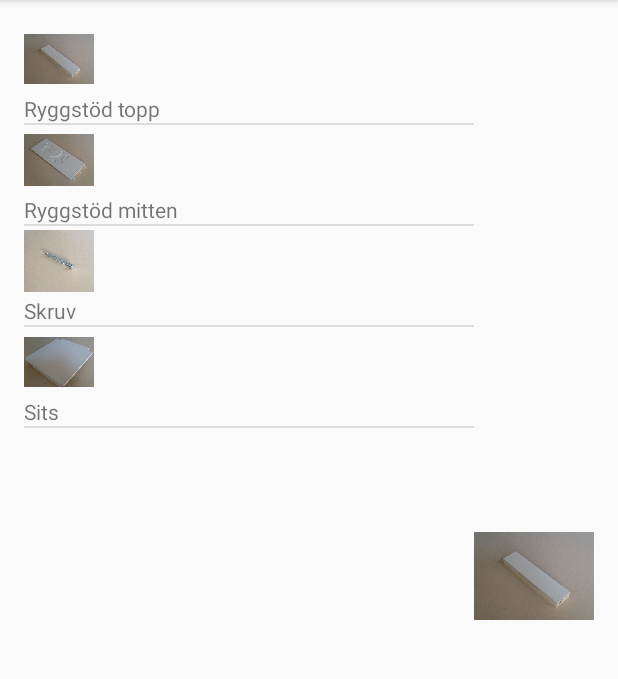
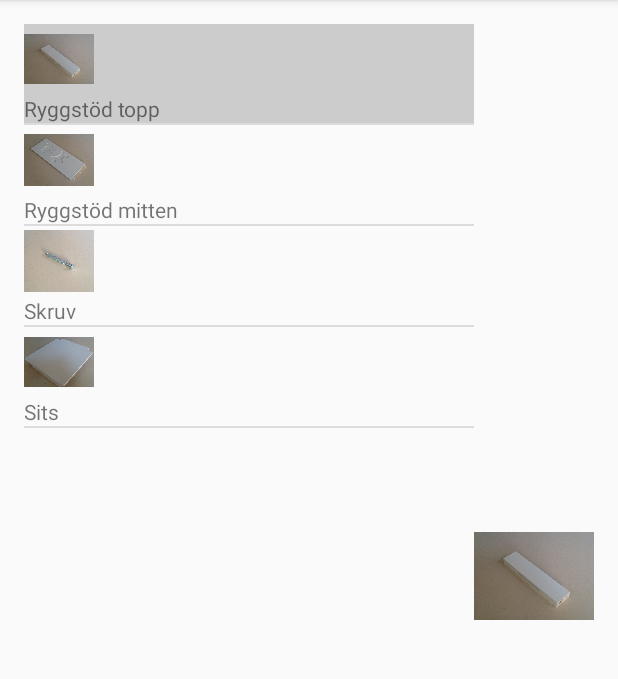
Before and after one commit to EmmaEdv/TBK, an Android app: the screen it shows after launch (MainActivity), after a tap on "Ryggstöd topp", on a phone screen of 412 x 824 dp, the part 84-763 px from its top. Run offline under Robolectric (Android 15) with nearby library versions, the light colour scheme and no system bars.

Commit message:
Listitems byter färg då man trycker

```diff
--- a/Projekt/app/src/main/java/com/example/viktor/agilprojektaugmentedreality/MainActivity.java
+++ b/Projekt/app/src/main/java/com/example/viktor/agilprojektaugmentedreality/MainActivity.java
@@ -3,6 +3,7 @@ package com.example.viktor.agilprojektaugmentedreality;
 import android.app.ListActivity;
 import android.support.v7.app.ActionBarActivity;
 import android.os.Bundle;
+import android.util.Log;
 import android.view.Menu;
 import android.view.MenuItem;
 import android.view.View;
@@ -29,7 +30,7 @@ public class MainActivity extends ActionBarActivity {
         setContentView(R.layout.activity_main);
 
         listView = (ListView) findViewById(R.id.listview);
-
+        listView.setChoiceMode(ListView.CHOICE_MODE_SINGLE);
 
         final ThumbnailAdapter adapter = new ThumbnailAdapter(this, generateData());
         listView.setAdapter(adapter);
@@ -40,6 +41,7 @@ public class MainActivity extends ActionBarActivity {
             public void onItemClick(AdapterView<?> parent, View view, int position, long id) {
 
                 iV.setImageResource(items.get(position).getResource());
+               listView.setItemChecked(position,true);
 
             }
         });
--- /dev/null
+++ b/Projekt/app/src/main/res/drawable/list_item_bg.xml
@@ -0,0 +1,6 @@
+<?xml version="1.0" encoding="utf-8"?>
+<selector xmlns:android="http://schemas.android.com/apk/res/android">
+    <!--aktivt listelement får annan färg -->
+<item android:state_activated="true" android:drawable="@color/custom_gray" />
+    <item android:drawable="@android:color/transparent"/>
+</selector>
--- a/Projekt/app/src/main/res/layout/row.xml
+++ b/Projekt/app/src/main/res/layout/row.xml
@@ -1,7 +1,7 @@
 <?xml version="1.0" encoding="utf-8"?>
 <LinearLayout xmlns:android="http://schemas.android.com/apk/res/android"
     android:orientation="vertical" android:layout_width="match_parent"
-    android:layout_height="match_parent">
+    android:layout_height="match_parent" android:background="@drawable/list_item_bg">
 
 
     <ImageView
```
Also changed, not shown: Projekt/app/src/main/res/values/colors.xml (added, +8 -0 lines), Projekt/app/src/main/res/values/styles.xml (+6 -2 lines), 2 other files.
